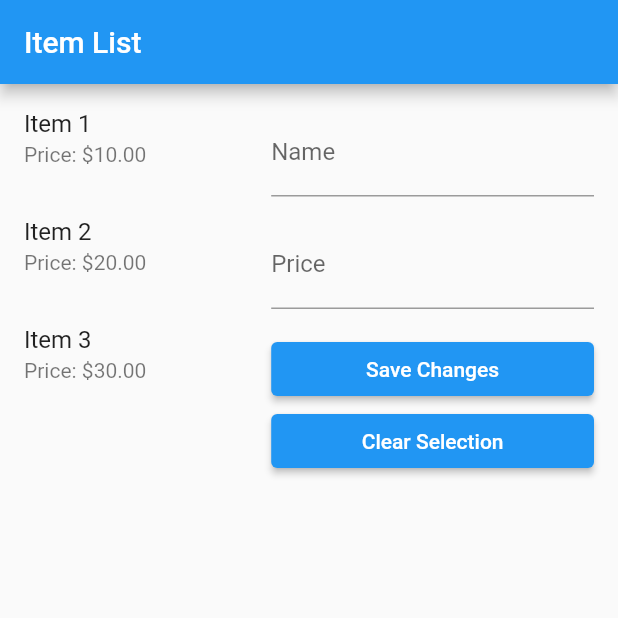
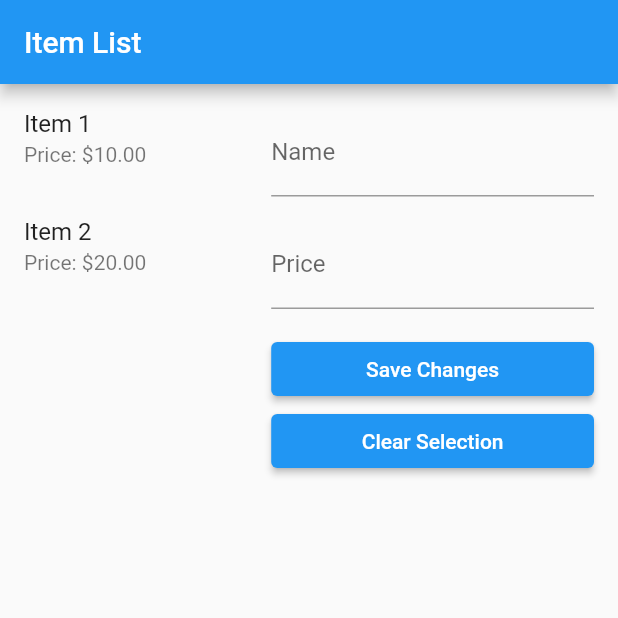
Before and after one commit to Ashura2003/Groceteria, a Flutter app: the ItemListPage screen opened directly, on a phone screen of 412 x 824 dp, the top half of it. Run offline on Flutter 3.47's test engine with Material 2 defaults, Android fonts, the light colour scheme and no system bars; our stand-ins replace cloud_firestore, firebase_auth, firebase_core, firebase_storage, get, image_picker; accounts and stored records are empty.

Commit message:
price update

```diff
--- a/lib/screens/PriceUpdate.dart
+++ b/lib/screens/PriceUpdate.dart
@@ -16,7 +16,6 @@ class _ItemListPageState extends State<ItemListPage> {
   List<Item> itemList = [
     Item(name: 'Item 1', price: 10.0),
     Item(name: 'Item 2', price: 20.0),
-    Item(name: 'Item 3', price: 30.0),
   ];
 
   late TextEditingController _nameController;
```
